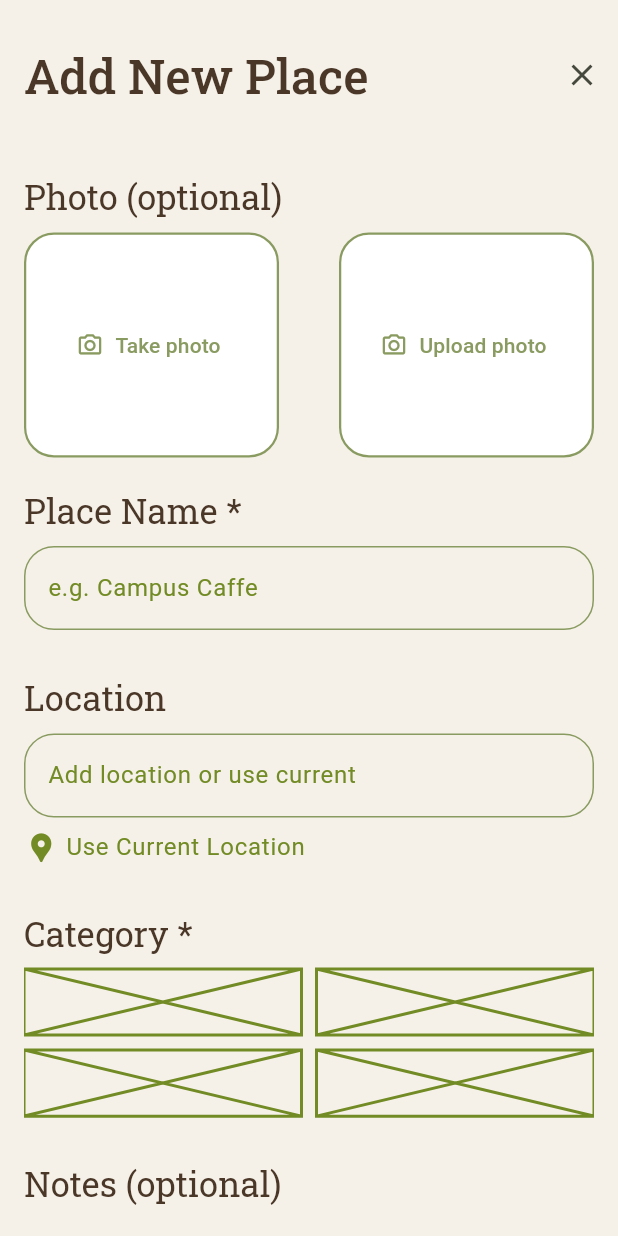
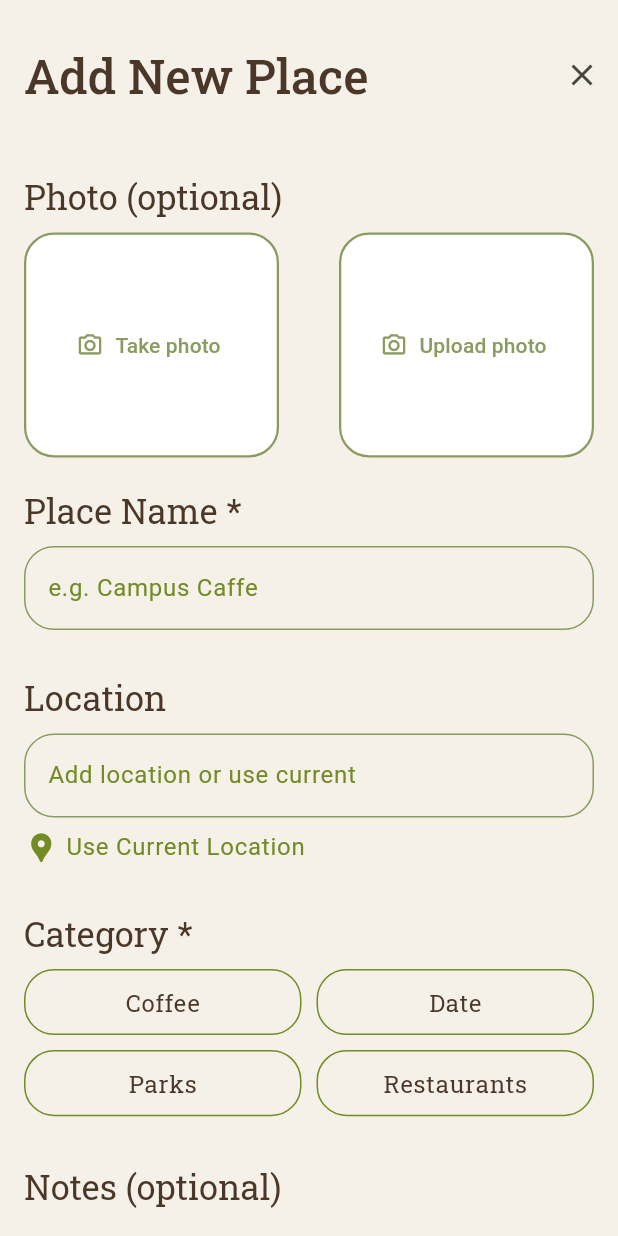
Before and after one commit to cicekl/memory_places_app, a Flutter app: the AddPlaceScreen screen opened directly, on a phone screen of 412 x 824 dp. Run offline on Flutter 3.47's test engine with Material 3 defaults, Android fonts, the phone set to English and light mode, and no system bars; our stand-ins replace firebase_auth, firebase_core, flutter_spinkit, image_picker; accounts and stored records are empty; network calls fail.

Commit message:
complete UI implementation for all app screens

```diff
--- a/lib/screens/add_place.dart
+++ b/lib/screens/add_place.dart
@@ -3,9 +3,14 @@ import 'package:image_picker/image_picker.dart';
 import 'package:memory_places_app/widgets/image_input.dart';
 import 'dart:io';
 
+import 'package:memory_places_app/widgets/selectable_category.dart';
+
 class AddPlaceScreen extends StatefulWidget{
 
-const AddPlaceScreen ({super.key});
+const AddPlaceScreen ({super.key,
+this.initialImage});
+
+final File? initialImage;
 
 
 @override
@@ -13,12 +18,19 @@ const AddPlaceScreen ({super.key});
     return _AddPlaceScreenState();
   }
 
+
 }
 
 class _AddPlaceScreenState extends State<AddPlaceScreen> {
 
   void _close() {
     Navigator.of(context).pop();
+  }
+
+@override
+  void initState() {
+    super.initState();
+    _selectedImage = widget.initialImage;
   }
 
   File? _selectedImage;
@@ -253,43 +265,23 @@ class _AddPlaceScreenState extends State<AddPlaceScreen> {
               fontSize: 23,),
               ),
               const SizedBox(height: 10,),
-              GridView.count(
+              SizedBox(
+                height: 100,
+                child: GridView.count(
                 shrinkWrap: true,
-              physics: const NeverScrollableScrollPhysics(),
                 crossAxisCount: 2,
                 crossAxisSpacing: 10,
                 mainAxisSpacing: 10,
                 childAspectRatio: 4.2,
                 children: [
-                SizedBox(
-                  width: 170,
-                  height: 40,
-                  child: const Placeholder(
-                    color: Color(0xFF728B25),
+                 SelectableCategory(categoryName: 'Coffee'),
+                 SelectableCategory(categoryName: 'Date'),
+                 SelectableCategory(categoryName: 'Parks'),
+                 SelectableCategory(categoryName: 'Restaurants'),
+                 SelectableCategory(categoryName: 'Views'),
+                SelectableCategory(categoryName: 'Art galleries'),
+                ],
                             ),
-                ),
-                SizedBox(
-                  width: 170,
-                  height: 40,
-                  child: const Placeholder(
-                    color: Color(0xFF728B25),
-                  ),
-                ),
-                SizedBox(
-                  width: 170,
-                  height: 40,
-                  child: const Placeholder(
-                    color: Color(0xFF728B25),
-                  ),
-                ),
-                SizedBox(
-                  width: 170,
-                  height: 40,
-                  child: const Placeholder(
-                    color: Color(0xFF728B25),
-                  ),
-                ),
-              ],
               ),
                 const SizedBox(height: 30,),
                 Text('Notes (optional)',
--- a/lib/widgets/input_field.dart
+++ b/lib/widgets/input_field.dart
@@ -2,10 +2,10 @@ import 'package:flutter/material.dart';
 
 class InputField extends StatelessWidget{
 
-  InputField ({super.key, required this.inputText, this.hint});
+  const InputField ({super.key, required this.inputText, this.hint});
 
-  String? hint;
-  String inputText;
+  final String? hint;
+  final String inputText;
 
 
 
--- /dev/null
+++ b/lib/widgets/selectable_category.dart
@@ -0,0 +1,30 @@
+import 'package:flutter/material.dart';
+
+class SelectableCategory extends StatelessWidget{
+
+const SelectableCategory ({super.key,
+required this.categoryName});
+
+final String categoryName;
+
+  @override
+  Widget build(BuildContext context) {
+    return Container(
+      alignment: Alignment.center,
+      height: 40,
+      decoration: BoxDecoration(
+        borderRadius: BorderRadius.circular(20),
+        border: Border.all(
+          color: Color(0xFF728B25),
+        )
+      ),
+      child: Text(categoryName,
+       style: Theme.of(context).textTheme.labelMedium!.copyWith(
+                fontSize: 16,
+                color: Color(0xFF4A3728),
+                fontWeight: FontWeight.w400,
+                fontFamily: 'RobotoSlab',
+               ),),
+    );
+  }
+}
```
Also changed, not shown: lib/screens/camera.dart (deleted, +0 -40 lines), lib/screens/dashboard.dart (+9 -4 lines), lib/screens/place_details.dart (added, +269 -0 lines), lib/screens/tabs.dart (+26 -6 lines), lib/widgets/place_card.dart (+7 -2 lines). Lines whose indentation alone changed are shown as unchanged.
